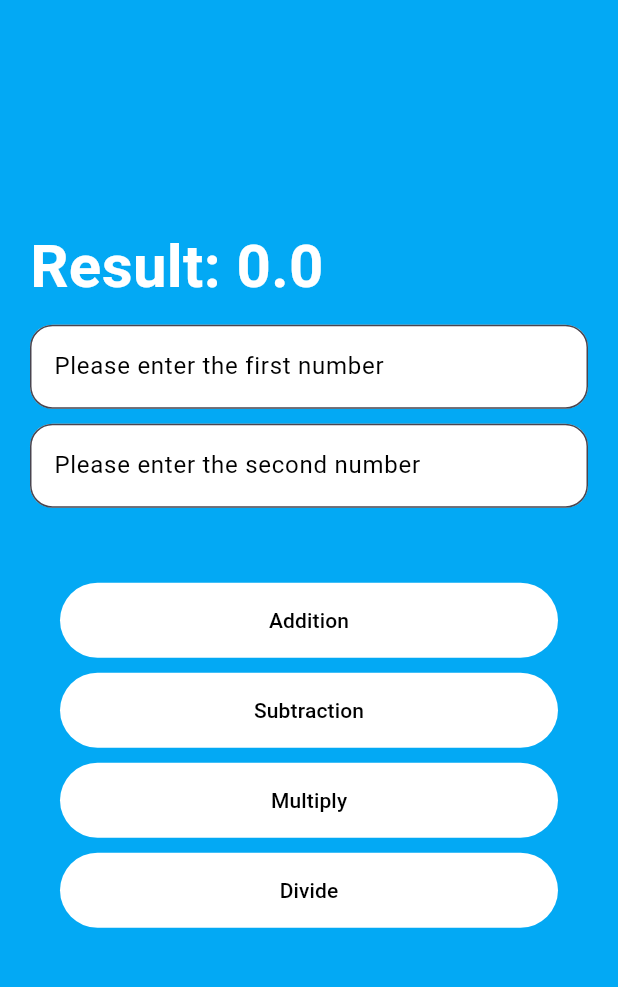
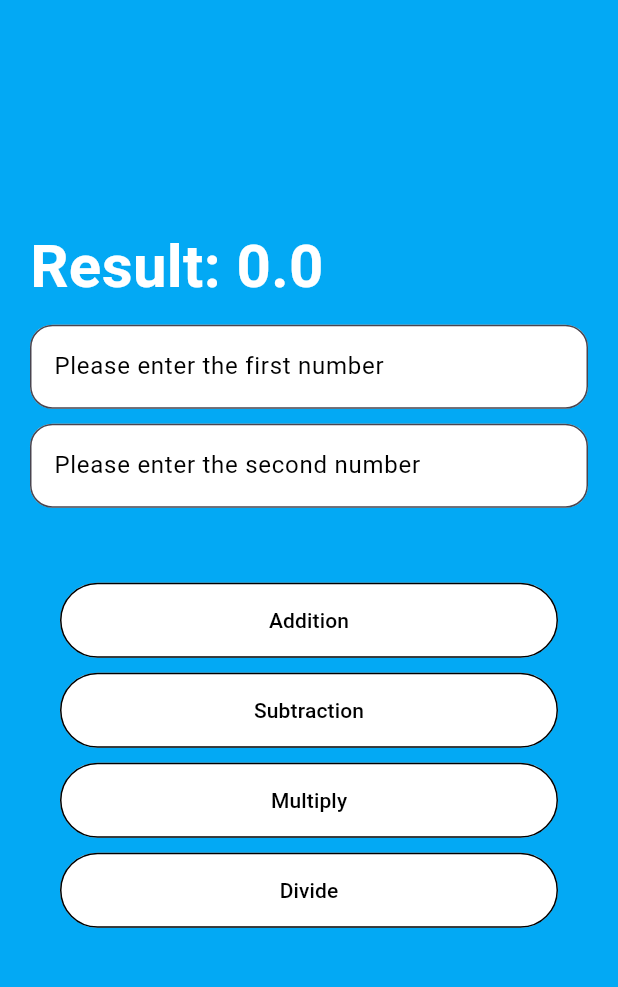
Before and after one commit to Yakage/SimpleArithmeticOperation, a Flutter app: the screen it shows after launch, on a phone screen of 412 x 824 dp, the part 84-1071 px from its top. Run offline on Flutter 3.47's test engine with Material 3 defaults, Android fonts, the phone set to English and light mode, and no system bars.

Commit message:
fix something and add a border to the button

```diff
--- a/lib/arithmetic_operations.dart
+++ b/lib/arithmetic_operations.dart
@@ -1,3 +1,5 @@
+import 'dart:math';
+
 import 'package:flutter/material.dart';
 
 class ArithmeticOperations extends StatefulWidget {
@@ -15,6 +17,14 @@ class _ArithmeticOperationState extends State<ArithmeticOperations> {
   @override
   Widget build(BuildContext context) {
 
+    const buttonStyle = ButtonStyle(
+                    backgroundColor: WidgetStatePropertyAll(Colors.white),
+                    foregroundColor: WidgetStatePropertyAll(Colors.black),
+                    minimumSize:
+                        WidgetStatePropertyAll(Size(double.infinity, 50)),
+                    side: WidgetStatePropertyAll(BorderSide(color: Colors.black, width: 1)),
+                  );
+
     return Scaffold(
       backgroundColor: Colors.lightBlue,
       appBar: AppBar(
@@ -27,6 +37,7 @@ class _ArithmeticOperationState extends State<ArithmeticOperations> {
         backgroundColor: Colors.lightBlue,
         elevation: 5,
       ),
+      resizeToAvoidBottomInset: false,
       body: Center(
         child: Column(
           mainAxisAlignment: MainAxisAlignment.center,
@@ -111,12 +122,7 @@ class _ArithmeticOperationState extends State<ArithmeticOperations> {
                       result = double.parse(number1.text) + double.parse(number2.text);
                     });
                   },
-                  style: const ButtonStyle(
-                    backgroundColor: WidgetStatePropertyAll(Colors.white),
-                    foregroundColor: WidgetStatePropertyAll(Colors.black),
-                    minimumSize:
-                        WidgetStatePropertyAll(Size(double.infinity, 50)),
-                  ),
+                  style: buttonStyle,
                   child: const Text("Addition")),
             ),
             Container(
@@ -129,12 +135,7 @@ class _ArithmeticOperationState extends State<ArithmeticOperations> {
                       result = double.parse(number1.text) - double.parse(number2.text);
                     });
                   },
-                  style: const ButtonStyle(
-                    backgroundColor: WidgetStatePropertyAll(Colors.white),
-                    foregroundColor: WidgetStatePropertyAll(Colors.black),
-                    minimumSize:
-                        WidgetStatePropertyAll(Size(double.infinity, 50)),
-                  ),
+                  style: buttonStyle,
                   child: const Text("Subtraction")),
             ),
             Container(
@@ -147,12 +148,7 @@ class _ArithmeticOperationState extends State<ArithmeticOperations> {
                       result = double.parse(number1.text) * double.parse(number2.text);
                     });
                   },
-                  style: const ButtonStyle(
-                    backgroundColor: WidgetStatePropertyAll(Colors.white),
-                    foregroundColor: WidgetStatePropertyAll(Colors.black),
-                    minimumSize:
-                        WidgetStatePropertyAll(Size(double.infinity, 50)),
-                  ),
+                  style: buttonStyle,
                   child: const Text("Multiply")),
             ),
             Container(
@@ -165,12 +161,7 @@ class _ArithmeticOperationState extends State<ArithmeticOperations> {
                       result = double.parse(number1.text) / double.parse(number2.text);
                     });
                   },
-                  style: const ButtonStyle(
-                    backgroundColor: WidgetStatePropertyAll(Colors.white),
-                    foregroundColor: WidgetStatePropertyAll(Colors.black),
-                    minimumSize:
-                        WidgetStatePropertyAll(Size(double.infinity, 50)),
-                  ),
+                  style: buttonStyle,
                   child: const Text("Divide")),
             ),
           ],
```
